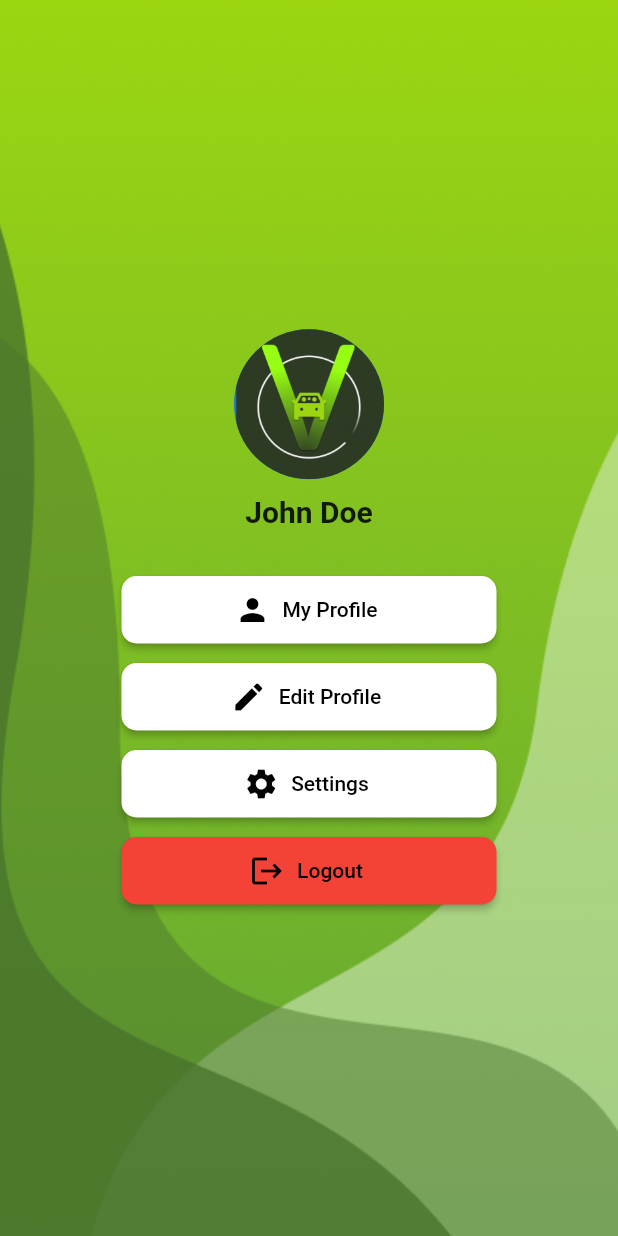
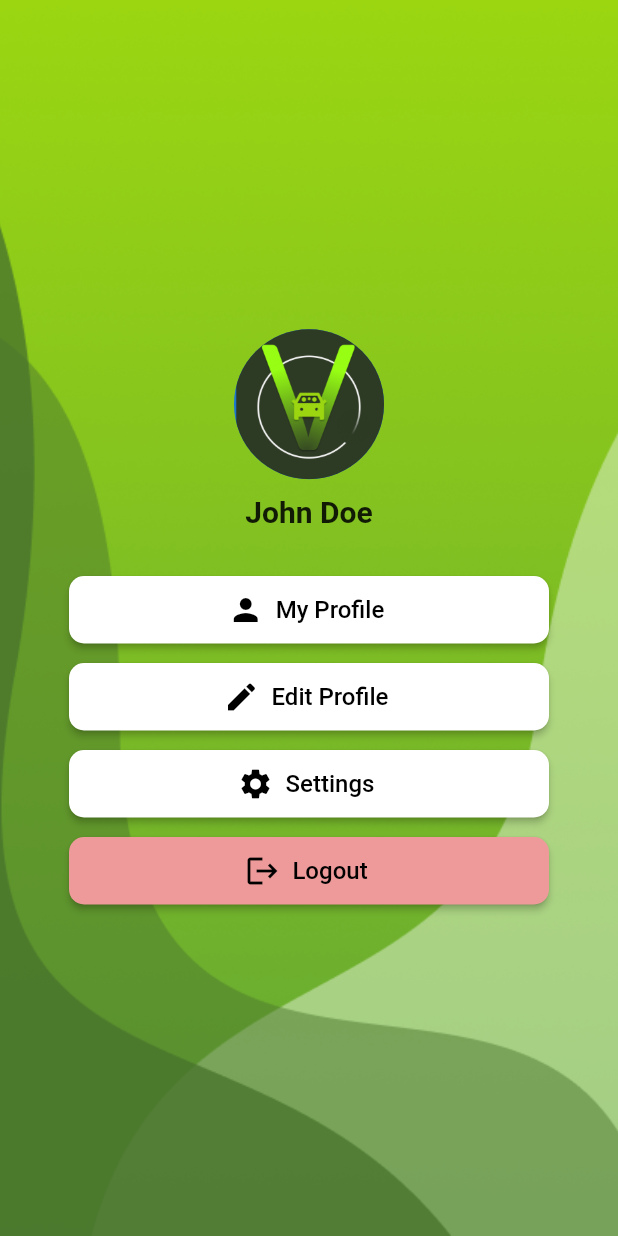
Before and after one commit to Endairion/6002CEM_Group13, a Flutter app: the Profile screen opened directly, on a phone screen of 412 x 824 dp. Run offline on Flutter 3.47's test engine with Material 2 defaults, Android fonts, the phone set to English and light mode, and no system bars; our stand-ins replace flutter_native_splash; network calls fail; statements that could not run were skipped.

Commit message:
Update profile design

```diff
--- a/lib/Profile.dart
+++ b/lib/Profile.dart
@@ -40,10 +40,13 @@ class Profile extends StatelessWidget {
                 shape: RoundedRectangleBorder(
                   borderRadius: BorderRadius.circular(10.0),
                 ),
-                minimumSize: const Size(250, 45), // set minimumSize
+                minimumSize: const Size(320, 45), // set minimumSize
               ),
               icon: const Icon(Icons.person),
-              label: const Text('My Profile'),
+              label: const Text('My Profile',
+              style: TextStyle(
+                fontSize: 16,
+              ),),
             ),
             const SizedBox(height: 10.0),
             ElevatedButton.icon(
@@ -54,10 +57,13 @@ class Profile extends StatelessWidget {
                 shape: RoundedRectangleBorder(
                   borderRadius: BorderRadius.circular(10.0),
                 ),
-                minimumSize: const Size(250, 45), // set minimumSize
+                minimumSize: const Size(320, 45), // set minimumSize
               ),
               icon: const Icon(Icons.edit),
-              label: const Text('Edit Profile'),
+              label: const Text('Edit Profile',
+                style: TextStyle(
+                  fontSize: 16,
+                ),),
             ),
             const SizedBox(height: 10.0),
             ElevatedButton.icon(
@@ -68,24 +74,30 @@ class Profile extends StatelessWidget {
                 shape: RoundedRectangleBorder(
                   borderRadius: BorderRadius.circular(10.0),
                 ),
-                minimumSize: const Size(250, 45), // set minimumSize
+                minimumSize: const Size(320, 45), // set minimumSize
               ),
               icon: const Icon(Icons.settings),
-              label: const Text('Settings'),
+              label: const Text('Settings',
+                style: TextStyle(
+                  fontSize: 16,
+                ),),
             ),
             const SizedBox(height: 10.0),
             ElevatedButton.icon(
               onPressed: () {},
               style: ElevatedButton.styleFrom(
                 foregroundColor: Colors.black,
-                backgroundColor: Colors.red,
+                backgroundColor: Colors.red[200],
                 shape: RoundedRectangleBorder(
                   borderRadius: BorderRadius.circular(10.0),
                 ),
-                minimumSize: const Size(250, 45), // set minimumSize
+                minimumSize: const Size(320, 45), // set minimumSize
               ),
               icon: const Icon(Icons.logout),
-              label: const Text('Logout'),
+              label: const Text('Logout',
+                style: TextStyle(
+                  fontSize: 16,
+                ),),
             ),
           ],
         ),
```
Also changed, not shown: pubspec.lock.
